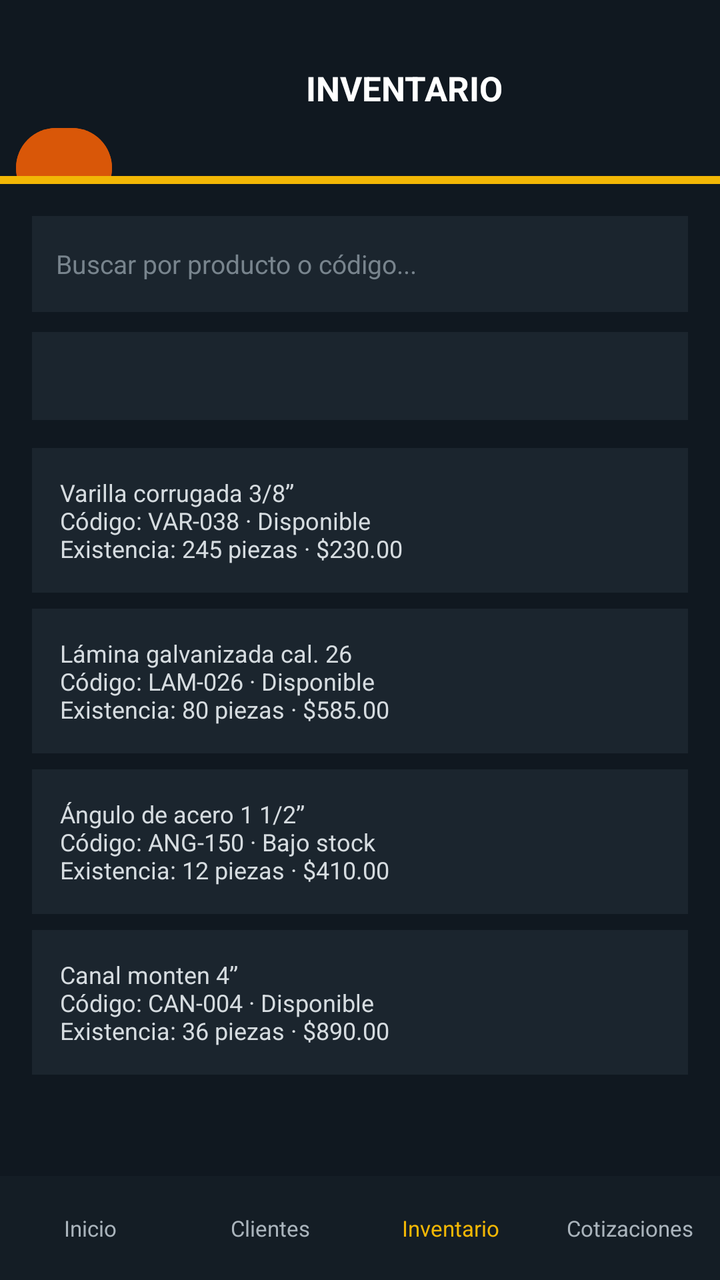
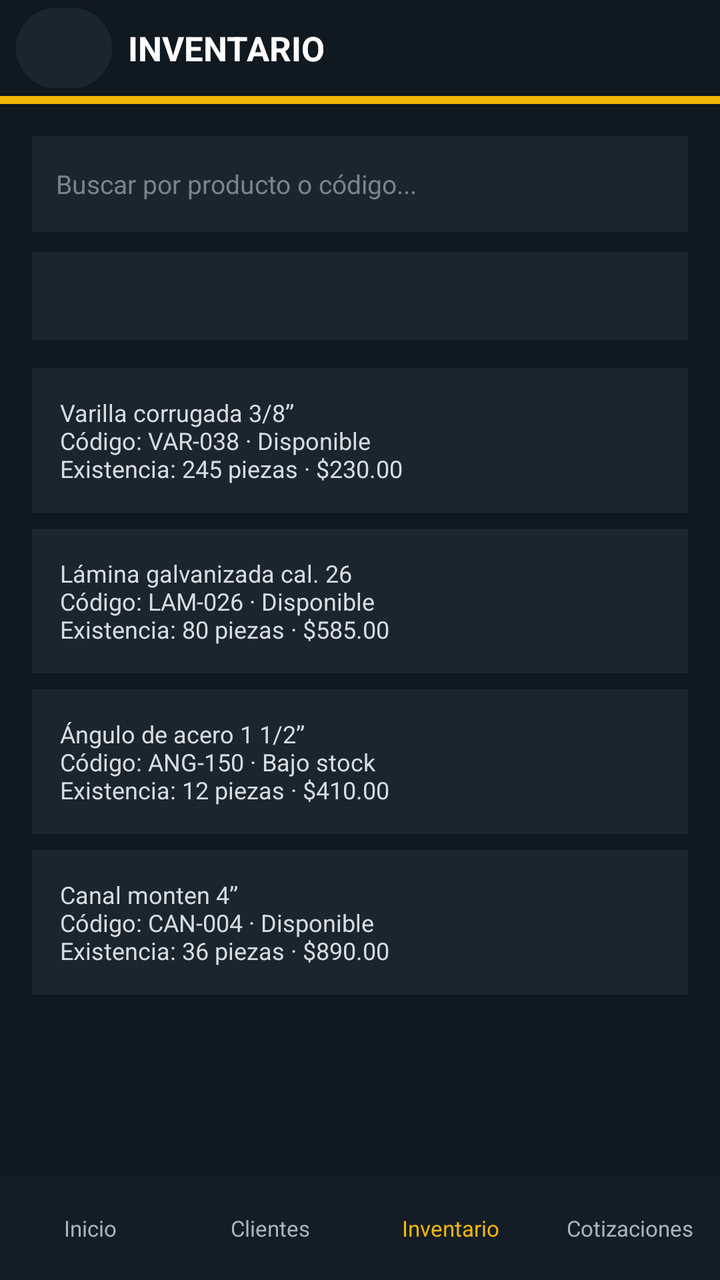

The first picture is an Android layout as it rendered before a commit; the second is the same layout after the commit. The layout source and the unified diff follow.
<!-- AndroidManifest.xml: application theme Theme.Aceroswecorp -->
<!-- res/layout/activity_consulta_inventario.xml -->
<?xml version="1.0" encoding="utf-8"?>
<LinearLayout xmlns:android="http://schemas.android.com/apk/res/android"
    android:id="@+id/screen_root"
    android:layout_width="match_parent"
    android:layout_height="match_parent"
    android:background="#101820"
    android:orientation="vertical">

    <LinearLayout
        android:layout_width="match_parent"
        android:layout_height="wrap_content"
        android:gravity="center_vertical"
        android:orientation="horizontal"
        android:paddingStart="8dp"
        android:paddingEnd="12dp">

        <Button
            android:id="@+id/screen_back"
            android:layout_width="48dp"
            android:layout_height="48dp"
            android:backgroundTint="#D95708"
            android:contentDescription="@string/back"
            android:layout_marginTop="40dp"
            android:text="@string/back_arrow"
            android:textColor="#FFFFFF"
            android:textSize="24sp" />

        <TextView
            android:layout_width="0dp"
            android:layout_height="wrap_content"
            android:layout_weight="1"
            android:gravity="center"
            android:text="INVENTARIO"
            android:textColor="#FFFFFF"
            android:textSize="17sp"
            android:textStyle="bold" />
    </LinearLayout>

    <TextView android:layout_width="match_parent" android:layout_height="4dp" android:background="#F2B705" />

    <ScrollView
        android:layout_width="match_parent"
        android:layout_height="0dp"
        android:layout_weight="1">

        <LinearLayout
            android:layout_width="match_parent"
            android:layout_height="wrap_content"
            android:orientation="vertical"
            android:padding="16dp">

            <EditText
                android:layout_width="match_parent"
                android:layout_height="48dp"
                android:background="#1B252E"
                android:hint="Buscar por producto o código..."
                android:padding="12dp"
                android:textColor="#FFFFFF"
                android:textColorHint="#78848D"
                android:textSize="13sp" />

            <Spinner
                android:layout_width="match_parent"
                android:layout_height="44dp"
                android:layout_marginTop="10dp"
                android:background="#1B252E"
                android:prompt="@string/all_categories" />

            <TextView android:layout_width="match_parent" android:layout_height="wrap_content" android:layout_marginTop="14dp" android:background="#1B252E" android:padding="14dp" android:text="Varilla corrugada 3/8”&#10;Código: VAR-038 · Disponible&#10;Existencia: 245 piezas · $230.00" android:textColor="#D6DCE0" android:textSize="12sp" />
            <TextView android:layout_width="match_parent" android:layout_height="wrap_content" android:layout_marginTop="8dp" android:background="#1B252E" android:padding="14dp" android:text="Lámina galvanizada cal. 26&#10;Código: LAM-026 · Disponible&#10;Existencia: 80 piezas · $585.00" android:textColor="#D6DCE0" android:textSize="12sp" />
            <TextView android:layout_width="match_parent" android:layout_height="wrap_content" android:layout_marginTop="8dp" android:background="#1B252E" android:padding="14dp" android:text="Ángulo de acero 1 1/2”&#10;Código: ANG-150 · Bajo stock&#10;Existencia: 12 piezas · $410.00" android:textColor="#D6DCE0" android:textSize="12sp" />
            <TextView android:layout_width="match_parent" android:layout_height="wrap_content" android:layout_marginTop="8dp" android:background="#1B252E" android:padding="14dp" android:text="Canal monten 4”&#10;Código: CAN-004 · Disponible&#10;Existencia: 36 piezas · $890.00" android:textColor="#D6DCE0" android:textSize="12sp" />
        </LinearLayout>
    </ScrollView>

    <LinearLayout android:layout_width="match_parent" android:layout_height="52dp" android:background="#141D25" android:gravity="center" android:orientation="horizontal">
        <TextView android:id="@+id/nav_inicio" android:layout_width="0dp" android:layout_height="match_parent" android:layout_weight="1" android:gravity="center" android:text="Inicio" android:textColor="#AAB4BC" android:textSize="11sp" />
        <TextView android:id="@+id/nav_clientes" android:layout_width="0dp" android:layout_height="match_parent" android:layout_weight="1" android:gravity="center" android:text="Clientes" android:textColor="#AAB4BC" android:textSize="11sp" />
        <TextView android:id="@+id/nav_inventario" android:layout_width="0dp" android:layout_height="match_parent" android:layout_weight="1" android:gravity="center" android:text="Inventario" android:textColor="#F2B705" android:textSize="11sp" />
        <TextView android:id="@+id/nav_cotizaciones" android:layout_width="0dp" android:layout_height="match_parent" android:layout_weight="1" android:gravity="center" android:text="Cotizaciones" android:textColor="#AAB4BC" android:textSize="11sp" />
    </LinearLayout>
</LinearLayout>
<!-- resources referenced by this layout -->
<resources>
  <string name="all_categories">Todas las categorías</string>
  <string name="back">Volver</string>
  <string name="back_arrow">‹</string>
  <style name="Theme.Aceroswecorp" parent="Base.Theme.Aceroswecorp" />
  <style name="Base.Theme.Aceroswecorp" parent="Theme.Material3.DayNight.NoActionBar">
          
          
      </style>
</resources>

<!-- the commit's change to res/layout/activity_consulta_inventario.xml (unified diff, before → after) -->
@@ -18,9 +18,8 @@
             android:id="@+id/screen_back"
             android:layout_width="48dp"
             android:layout_height="48dp"
-            android:backgroundTint="#D95708"
+            android:backgroundTint="#1B252E"
             android:contentDescription="@string/back"
-            android:layout_marginTop="40dp"
             android:text="@string/back_arrow"
             android:textColor="#FFFFFF"
             android:textSize="24sp" />
@@ -29,7 +28,8 @@
             android:layout_width="0dp"
             android:layout_height="wrap_content"
             android:layout_weight="1"
-            android:gravity="center"
+            android:layout_marginStart="8dp"
+            android:gravity="start|center_vertical"
             android:text="INVENTARIO"
             android:textColor="#FFFFFF"
             android:textSize="17sp"
